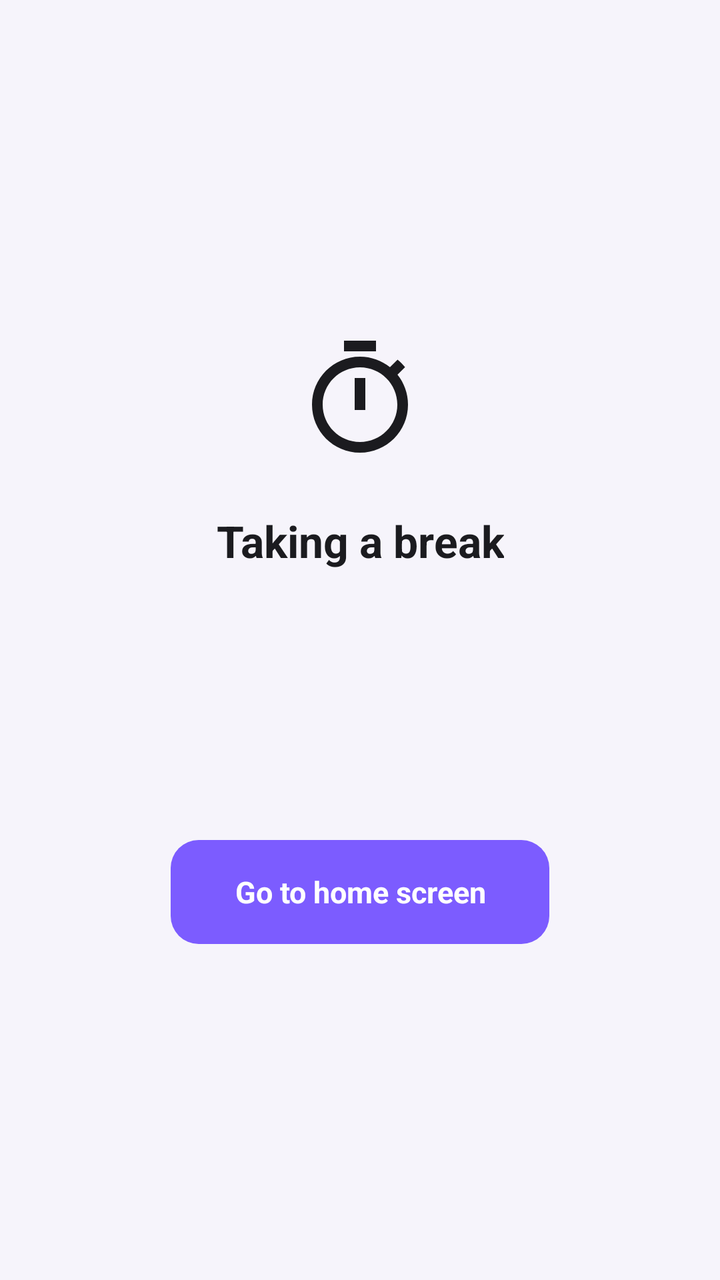
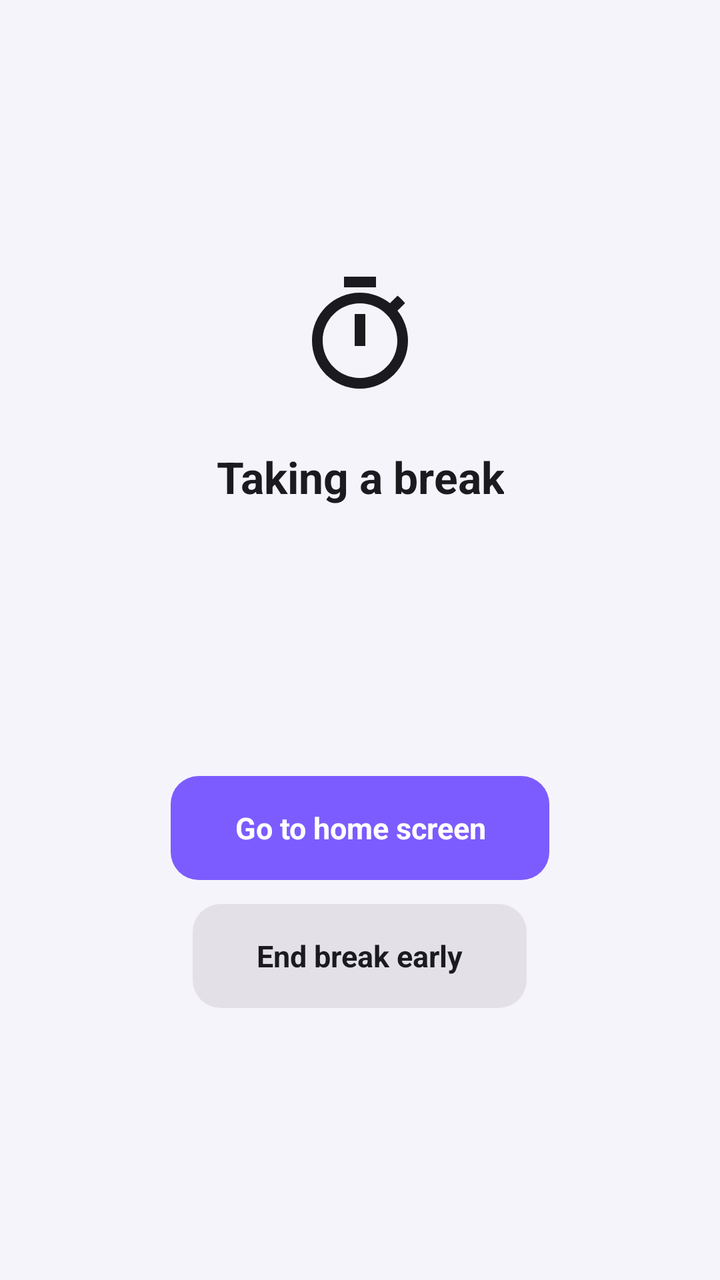

Compare the two renders of this Android layout. The source of the first and the diff that turns it into the second are given below.
<!-- AndroidManifest.xml: application theme Theme.Pause -->
<!-- res/layout/block_overlay.xml -->
<?xml version="1.0" encoding="utf-8"?>
<FrameLayout xmlns:android="http://schemas.android.com/apk/res/android"
    android:id="@+id/block_root"
    android:layout_width="match_parent"
    android:layout_height="match_parent"
    android:background="@color/overlay_scrim"
    android:clickable="true"
    android:focusable="true">

    <LinearLayout
        android:layout_width="match_parent"
        android:layout_height="wrap_content"
        android:layout_gravity="center"
        android:gravity="center_horizontal"
        android:orientation="vertical"
        android:paddingStart="40dp"
        android:paddingEnd="40dp">

        <ImageView
            android:layout_width="64dp"
            android:layout_height="64dp"
            android:layout_marginBottom="24dp"
            android:contentDescription="@null"
            android:src="@drawable/ic_stopwatch"
            android:tint="@color/overlay_on_scrim" />

        <TextView
            android:id="@+id/block_title"
            android:layout_width="wrap_content"
            android:layout_height="wrap_content"
            android:gravity="center"
            android:text="@string/block_title"
            android:textColor="@color/overlay_on_scrim"
            android:textSize="22sp"
            android:textStyle="bold" />

        <TextView
            android:id="@+id/block_subtitle"
            android:layout_width="wrap_content"
            android:layout_height="wrap_content"
            android:layout_marginTop="8dp"
            android:gravity="center"
            android:textColor="@color/overlay_on_scrim_secondary"
            android:textSize="15sp" />

        <TextView
            android:id="@+id/block_remaining"
            android:layout_width="wrap_content"
            android:layout_height="wrap_content"
            android:layout_marginTop="20dp"
            android:gravity="center"
            android:textColor="@color/overlay_on_scrim"
            android:textSize="44sp"
            android:textStyle="bold" />

        <TextView
            android:id="@+id/block_home"
            android:layout_width="wrap_content"
            android:layout_height="52dp"
            android:layout_marginTop="28dp"
            android:background="@drawable/chip_accent_bg"
            android:clickable="true"
            android:focusable="true"
            android:gravity="center"
            android:paddingStart="32dp"
            android:paddingEnd="32dp"
            android:text="@string/block_go_home"
            android:textColor="#FFFFFFFF"
            android:textSize="15sp"
            android:textStyle="bold" />
    </LinearLayout>
</FrameLayout>
<!-- resources referenced by this layout -->
<resources>
  <color name="overlay_on_scrim">#FF1B1B1F</color>
  <color name="overlay_on_scrim_secondary">#99000000</color>
  <color name="overlay_scrim">#FFF6F4FB</color>
  <!-- drawable chip_accent_bg (drawable) -->
  <?xml version="1.0" encoding="utf-8"?>
  <shape xmlns:android="http://schemas.android.com/apk/res/android"
      android:shape="rectangle">
      <solid android:color="#FF7C5CFF" />
      <corners android:radius="14dp" />
  </shape>
  <!-- drawable ic_stopwatch (drawable) -->
  <?xml version="1.0" encoding="utf-8"?>
  <vector xmlns:android="http://schemas.android.com/apk/res/android"
      android:width="24dp"
      android:height="24dp"
      android:viewportWidth="24"
      android:viewportHeight="24">
      <path
          android:fillColor="#FFFFFFFF"
          android:fillAlpha="1.0"
          android:pathData="M15,1H9v2h6V1zm-4,13h2V8h-2v6zm8.03,-6.61l1.42,-1.42c-0.43,-0.51 -0.9,-0.99 -1.41,-1.41l-1.42,1.42C16.07,4.74 14.12,4 12,4c-4.97,0 -9,4.03 -9,9s4.02,9 9,9 9,-4.03 9,-9c0,-2.12 -0.74,-4.07 -1.97,-5.61zM12,20c-3.87,0 -7,-3.13 -7,-7s3.13,-7 7,-7 7,3.13 7,7 -3.13,7 -7,7z" />
  </vector>
  <string name="block_go_home">Go to home screen</string>
  <string name="block_title">Taking a break</string>
  <style name="Theme.Pause" parent="android:Theme.Material.Light.NoActionBar" />
</resources>

<!-- the commit's change to res/layout/block_overlay.xml (unified diff, before → after) -->
@@ -53,20 +53,101 @@
             android:textSize="44sp"
             android:textStyle="bold" />
 
-        <TextView
-            android:id="@+id/block_home"
-            android:layout_width="wrap_content"
-            android:layout_height="52dp"
+        <LinearLayout
+            android:id="@+id/block_actions"
+            android:layout_width="match_parent"
+            android:layout_height="wrap_content"
             android:layout_marginTop="28dp"
-            android:background="@drawable/chip_accent_bg"
-            android:clickable="true"
-            android:focusable="true"
-            android:gravity="center"
-            android:paddingStart="32dp"
-            android:paddingEnd="32dp"
-            android:text="@string/block_go_home"
-            android:textColor="#FFFFFFFF"
-            android:textSize="15sp"
-            android:textStyle="bold" />
+            android:gravity="center_horizontal"
+            android:orientation="vertical">
+
+            <TextView
+                android:id="@+id/block_home"
+                android:layout_width="wrap_content"
+                android:layout_height="52dp"
+                android:background="@drawable/chip_accent_bg"
+                android:clickable="true"
+                android:focusable="true"
+                android:gravity="center"
+                android:paddingStart="32dp"
+                android:paddingEnd="32dp"
+                android:text="@string/block_go_home"
+                android:textColor="#FFFFFFFF"
+                android:textSize="15sp"
+                android:textStyle="bold" />
+
+            <TextView
+                android:id="@+id/block_end"
+                android:layout_width="wrap_content"
+                android:layout_height="52dp"
+                android:layout_marginTop="12dp"
+                android:background="@drawable/chip_bg"
+                android:clickable="true"
+                android:focusable="true"
+                android:gravity="center"
+                android:paddingStart="32dp"
+                android:paddingEnd="32dp"
+                android:text="@string/block_end_early"
+                android:textColor="@color/overlay_on_chip"
+                android:textSize="15sp"
+                android:textStyle="bold" />
+        </LinearLayout>
+
+        
+        <LinearLayout
+            android:id="@+id/block_confirm"
+            android:layout_width="match_parent"
+            android:layout_height="wrap_content"
+            android:layout_marginTop="28dp"
+            android:gravity="center_horizontal"
+            android:orientation="vertical"
+            android:visibility="gone">
+
+            <TextView
+                android:id="@+id/block_confirm_title"
+                android:layout_width="wrap_content"
+                android:layout_height="wrap_content"
+                android:gravity="center"
+                android:text="@string/block_confirm_title"
+                android:textColor="@color/overlay_on_scrim"
+                android:textSize="16sp"
+                android:textStyle="bold" />
+
+            <LinearLayout
+                android:layout_width="match_parent"
+                android:layout_height="wrap_content"
+                android:layout_marginTop="14dp"
+                android:orientation="horizontal">
+
+                <TextView
+                    android:id="@+id/block_confirm_keep"
+                    android:layout_width="0dp"
+                    android:layout_height="52dp"
+                    android:layout_marginEnd="8dp"
+                    android:layout_weight="1"
+                    android:background="@drawable/chip_bg"
+                    android:clickable="true"
+                    android:focusable="true"
+                    android:gravity="center"
+                    android:text="@string/block_confirm_keep"
+                    android:textColor="@color/overlay_on_chip"
+                    android:textSize="15sp"
+                    android:textStyle="bold" />
+
+                <TextView
+                    android:id="@+id/block_confirm_end"
+                    android:layout_width="0dp"
+                    android:layout_height="52dp"
+                    android:layout_weight="1"
+                    android:background="@drawable/chip_accent_bg"
+                    android:clickable="true"
+                    android:focusable="true"
+                    android:gravity="center"
+                    android:text="@string/block_confirm_end"
+                    android:textColor="#FFFFFFFF"
+                    android:textSize="15sp"
+                    android:textStyle="bold" />
+            </LinearLayout>
+        </LinearLayout>
     </LinearLayout>
 </FrameLayout>
<!-- resource entries referenced after the edit -->
@@ -1,5 +1,6 @@
 <!-- resources referenced by this layout -->
 <resources>
+  <color name="overlay_on_chip">#FF1B1B1F</color>
   <color name="overlay_on_scrim">#FF1B1B1F</color>
   <color name="overlay_on_scrim_secondary">#99000000</color>
   <color name="overlay_scrim">#FFF6F4FB</color>
@@ -8,6 +9,13 @@
   <shape xmlns:android="http://schemas.android.com/apk/res/android"
       android:shape="rectangle">
       <solid android:color="#FF7C5CFF" />
+      <corners android:radius="14dp" />
+  </shape>
+  <!-- drawable chip_bg (drawable) -->
+  <?xml version="1.0" encoding="utf-8"?>
+  <shape xmlns:android="http://schemas.android.com/apk/res/android"
+      android:shape="rectangle">
+      <solid android:color="@color/overlay_chip" />
       <corners android:radius="14dp" />
   </shape>
   <!-- drawable ic_stopwatch (drawable) -->
@@ -22,8 +30,13 @@
           android:fillAlpha="1.0"
           android:pathData="M15,1H9v2h6V1zm-4,13h2V8h-2v6zm8.03,-6.61l1.42,-1.42c-0.43,-0.51 -0.9,-0.99 -1.41,-1.41l-1.42,1.42C16.07,4.74 14.12,4 12,4c-4.97,0 -9,4.03 -9,9s4.02,9 9,9 9,-4.03 9,-9c0,-2.12 -0.74,-4.07 -1.97,-5.61zM12,20c-3.87,0 -7,-3.13 -7,-7s3.13,-7 7,-7 7,3.13 7,7 -3.13,7 -7,7z" />
   </vector>
+  <string name="block_confirm_end">End break</string>
+  <string name="block_confirm_keep">Keep going</string>
+  <string name="block_confirm_title">End your break early?</string>
+  <string name="block_end_early">End break early</string>
   <string name="block_go_home">Go to home screen</string>
   <string name="block_title">Taking a break</string>
   <style name="Theme.Pause" parent="android:Theme.Material.Light.NoActionBar" />
+  <color name="overlay_chip">#14000000</color>
 </resources>
 
